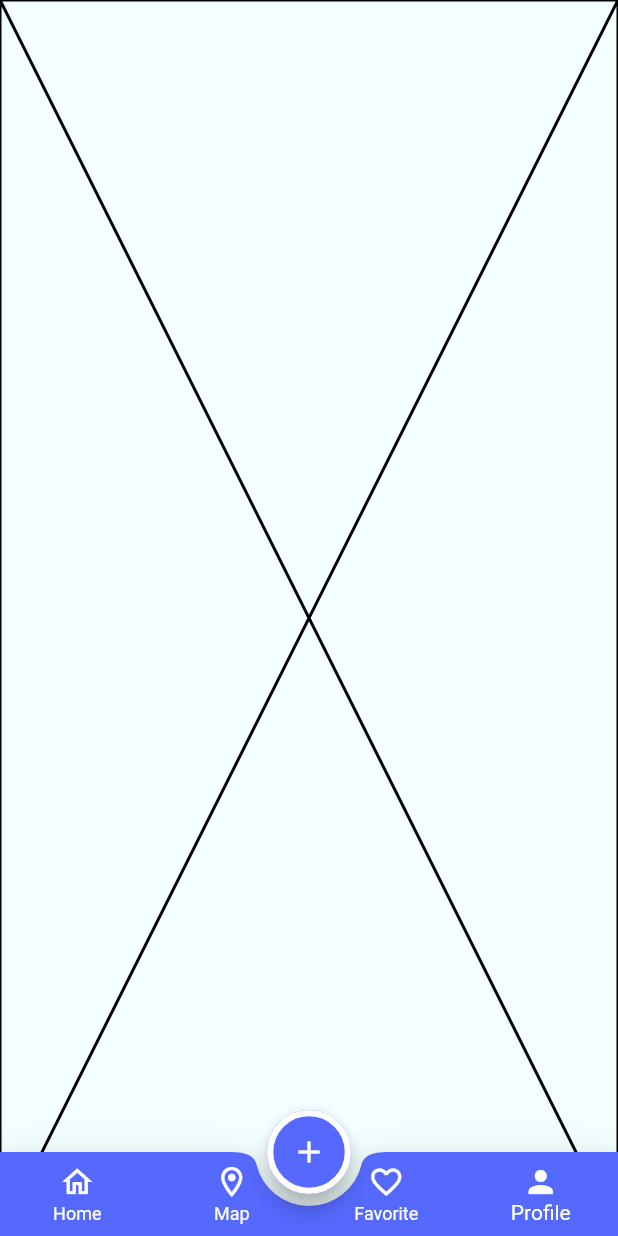
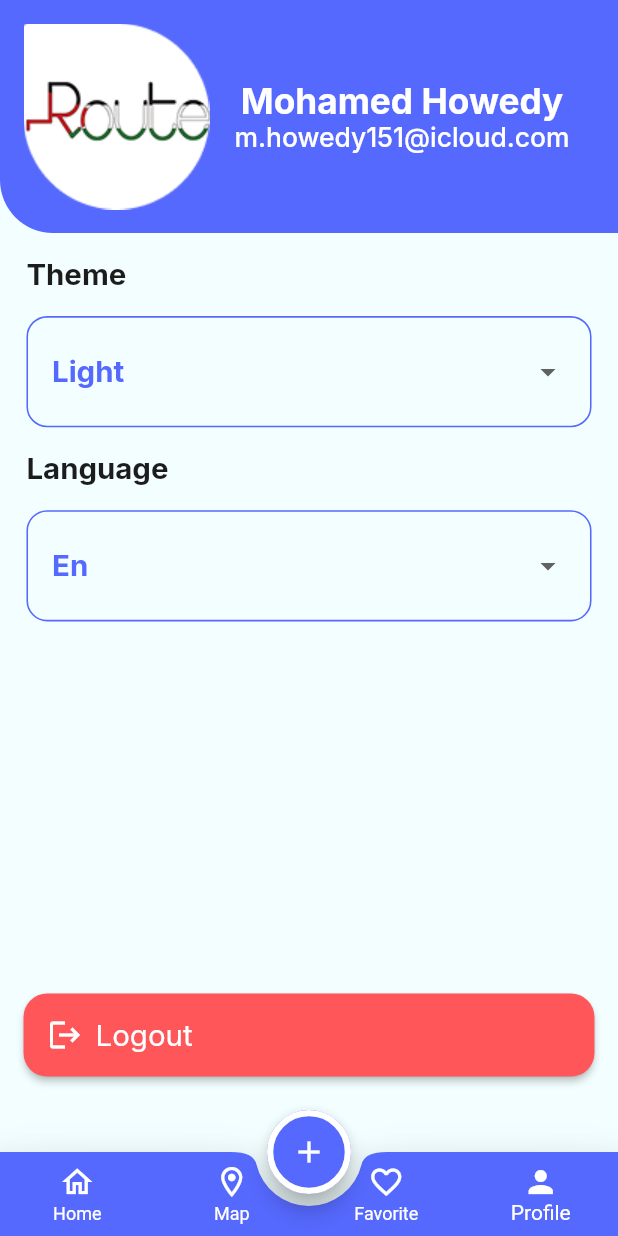
Before and after one commit to howedyy/Event_app, a Flutter app: the screen it shows after launch, item 4 of the bottom bar chosen, on a phone screen of 412 x 824 dp. Run offline on Flutter 3.47's test engine with Material 3 defaults, Android fonts, the phone set to English and light mode, and no system bars; our stand-ins replace flutter_screenutil, flutter_svg, google_fonts.

Commit message:
finished profile tab

```diff
--- a/lib/config/theme/theme_manager.dart
+++ b/lib/config/theme/theme_manager.dart
@@ -136,7 +136,17 @@ class ThemeManager {
         fontSize: 16.sp,
         fontWeight: FontWeight.w500,
         color: ColorsManager.black1C,
-      )
+      ),
+      labelMedium: GoogleFonts.inter(
+          fontSize: 20.sp,
+          fontWeight: FontWeight.bold,
+          color: ColorsManager.black1C
+      ),
+      labelLarge: GoogleFonts.inter(
+          fontSize: 20.sp,
+          fontWeight: FontWeight.bold,
+          color: ColorsManager.blue
+      ),
     ),
 
   );
--- a/lib/core/resources/assets_manager.dart
+++ b/lib/core/resources/assets_manager.dart
@@ -10,5 +10,7 @@ abstract class ImageAssets{
   static const String holiday = "$base/holiday.png";
   static const String eating = "$base/eating.png";
   static const String bookClub = "$base/book_club.png";
+  static const String routeBg = "$base/profile_background.png";
+
 
 }
--- a/lib/core/resources/colors_manager.dart
+++ b/lib/core/resources/colors_manager.dart
@@ -5,7 +5,7 @@ abstract class ColorsManager {
   static const whiteBlue = Color(0xFFF2FEFF);
   static const blue = Color(0xFF5669FF);
   static const grey = Color(0xFF7B7B7B);
-  static const red = Color(0xFFD80027);
+  static const red = Color(0xFFFF5659);
   static const black1C = Color(0xFF1C1C1C);
   static const white = Color(0xFFFFFFFF);
   static const darkBlue = Color(0xFF101127);
--- /dev/null
+++ b/lib/feature/main_layout/profile/custom_dropdown_item.dart
@@ -0,0 +1,53 @@
+import 'package:flutter/material.dart';
+import 'package:flutter_screenutil/flutter_screenutil.dart';
+import 'package:google_fonts/google_fonts.dart';
+
+import '../../../core/resources/colors_manager.dart';
+
+class CustomDropdownItem extends StatelessWidget {
+  const CustomDropdownItem({super.key, required this.label, required this.selectedLabel, required this.menuItems});
+final String label;
+final String selectedLabel;
+final List<String> menuItems;
+  @override
+  Widget build(BuildContext context) {
+    return Container(
+      margin: REdgeInsets.symmetric(horizontal: 18),
+      child: Column(
+        crossAxisAlignment: CrossAxisAlignment.start,
+        children: [
+          Text(
+            label,
+            style: Theme.of(context).textTheme.labelMedium
+          ),
+          SizedBox(height: 16.h,),
+          Container(
+              padding: EdgeInsets.symmetric(horizontal: 16,vertical: 12),
+              decoration: BoxDecoration(
+                  borderRadius: BorderRadius.circular(14.r),
+                  border: Border.all(color: ColorsManager.blue, width: 1.w)
+              ),
+              width: double.infinity,
+              child: Row(
+                children: [
+                  Text(selectedLabel,
+                    style: Theme.of(context).textTheme.labelLarge
+                  ),
+                  Spacer(),
+                  DropdownButton(
+                    underline: Container(),
+                    items: menuItems.map((item)=> DropdownMenuItem(
+                        value: item,
+                        child: Text(item))).toList(),
+                    onChanged: (selectedItem) {
+
+                    },
+                  )
+                ],
+              )
+          ),
+        ],
+      ),
+    );
+  }
+}
--- a/lib/feature/main_layout/profile/profile_tab.dart
+++ b/lib/feature/main_layout/profile/profile_tab.dart
@@ -1,12 +1,96 @@
+import 'package:event_app/core/resources/assets_manager.dart';
+import 'package:event_app/core/resources/colors_manager.dart';
+import 'package:event_app/feature/main_layout/profile/custom_dropdown_item.dart';
 import 'package:flutter/material.dart';
+import 'package:flutter_screenutil/flutter_screenutil.dart';
+import 'package:google_fonts/google_fonts.dart';
 
 class ProfileTab extends StatelessWidget {
   const ProfileTab({super.key});
 
   @override
   Widget build(BuildContext context) {
-    return const Placeholder(
-      color: Colors.black,
+    return Column(
+      crossAxisAlignment: CrossAxisAlignment.start,
+      children: [
+        Container(
+          padding: REdgeInsets.symmetric(vertical: 16,horizontal: 16),
+          width: double.infinity,
+          decoration: BoxDecoration(
+            color: ColorsManager.blue,
+            borderRadius: BorderRadius.only(
+                bottomLeft: Radius.circular(36.r)
+            )
+          ),
+          child: SafeArea(
+            bottom: false,
+            left: false,
+            right: false,
+            child: Row(
+              children: [
+                Image.asset(ImageAssets.routeBg),
+                Expanded(
+                  child: Column(
+                    mainAxisAlignment: MainAxisAlignment.center,
+                    crossAxisAlignment: CrossAxisAlignment.center,
+                    children: [
+                      Text("Mohamed Howedy", style:
+                      GoogleFonts.inter(
+                        fontSize: 24.sp,
+                        fontWeight: FontWeight.bold,
+                        color: ColorsManager.white,
+                      )
+                      ),
+                      Text("m.howedy151@icloud.com", style:
+                      GoogleFonts.inter(
+                        fontSize: 18.sp,
+                        fontWeight: FontWeight.w500,
+                        color: ColorsManager.white,
+                      )
+                      )
+
+                    ],
+                  ),
+
+                )
+              ],
+            ),
+          ),
+        ),
+        SizedBox(height: 16.h,),
+        CustomDropdownItem(label: "Theme", selectedLabel: "Light",menuItems: ["Light", "Dark"],),
+        SizedBox(height: 16.h,),
+        CustomDropdownItem(label: "Language", selectedLabel: "En", menuItems: ["English", "عربي"],),
+
+        Spacer(
+          flex: 7,
+        ),
+        Container(
+          margin: REdgeInsets.symmetric(horizontal: 16),
+          child: ElevatedButton(
+              style: ElevatedButton.styleFrom(
+                padding: REdgeInsets.symmetric(horizontal: 16,vertical: 16),
+                backgroundColor: ColorsManager.red,
+                foregroundColor: ColorsManager.white,
+                textStyle: GoogleFonts.inter(
+                    fontSize: 20.sp,
+                    fontWeight: FontWeight.w400,
+                    color: ColorsManager.white
+                ),
+              ),
+              onPressed: (){}, child: Row(
+            children: [
+              Icon(Icons.logout),
+              SizedBox(width: 8.w,),
+              Text("Logout")
+            ],
+          )
+          ),
+        ),
+        Spacer(
+          flex: 3,
+        )
+      ],
     );
   }
 }
```
Also changed, not shown: assets/images/2.0x/profile_background@2x.png (added), assets/images/3.0x/profile_background@3x.png (added), assets/images/profile_background.png (added).
